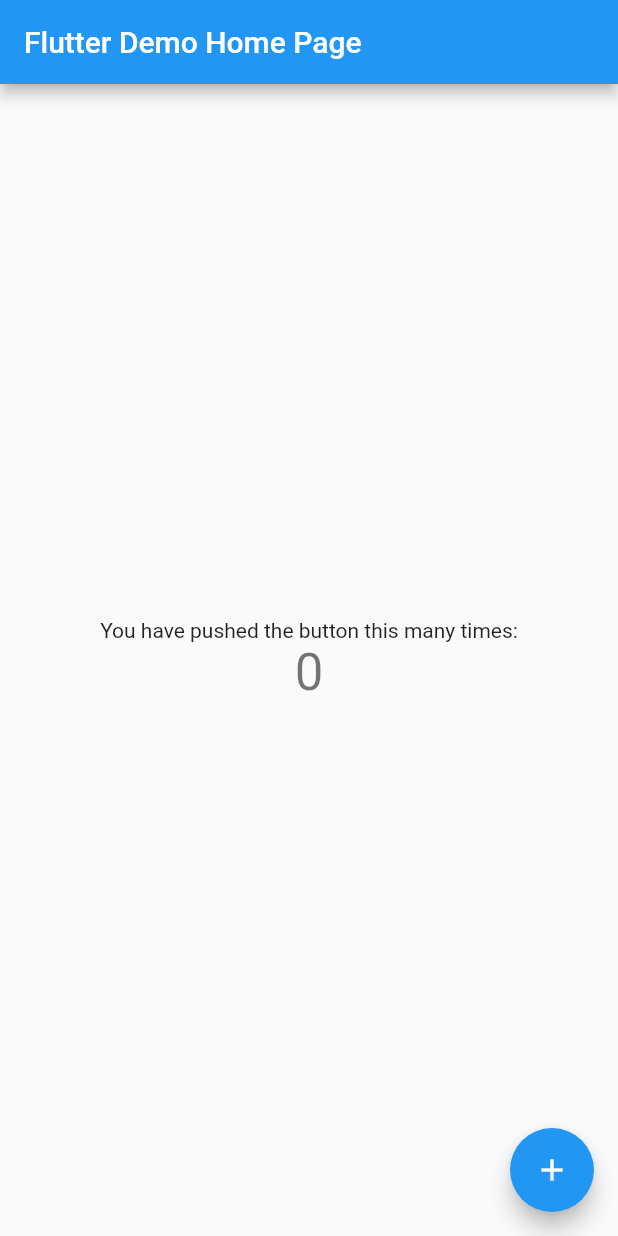
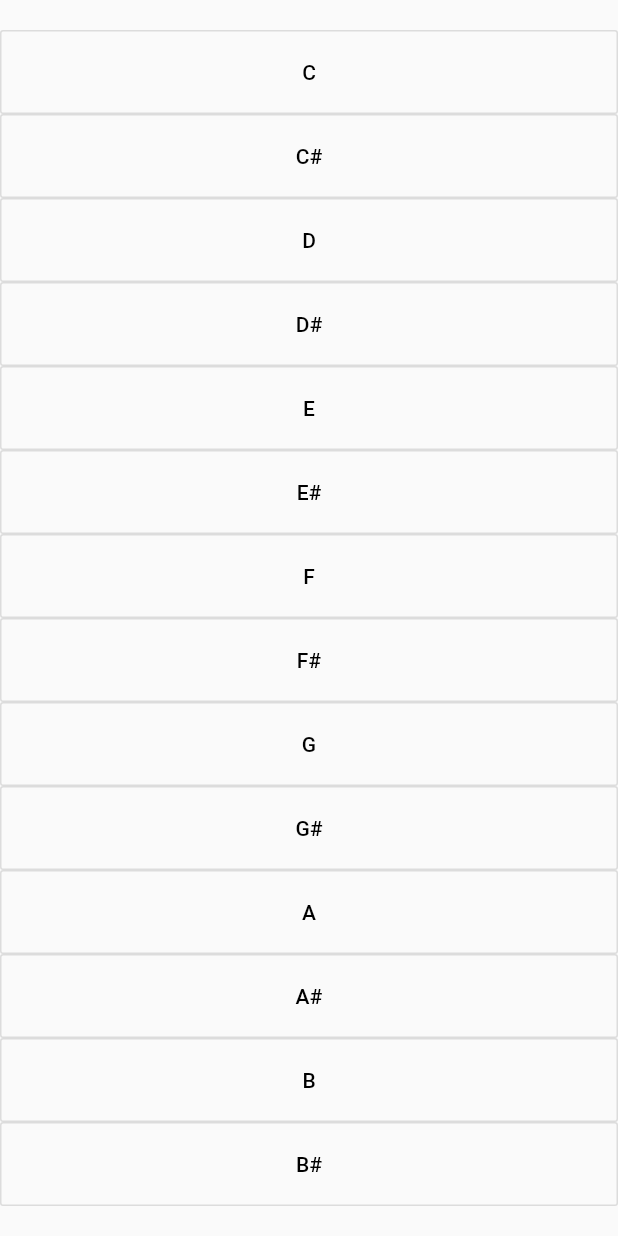
Before and after one commit to eoanodea/flutter-keyboard, a Flutter app: the screen it shows after launch, on a phone screen of 412 x 824 dp. Run offline on Flutter 3.47's test engine with Material 2 defaults, Android fonts, the phone set to English and light mode, and no system bars; our stand-ins replace audioplayers.

Commit message:
Ran ios build, updated notes on keys and colour of each note to white

```diff
--- a/lib/main.dart
+++ b/lib/main.dart
@@ -1,113 +1,79 @@
+import 'package:audioplayers/audio_cache.dart';
 import 'package:flutter/material.dart';
 
-void main() {
-  runApp(MyApp());
-}
+void main() => runApp(PianoApp());
 
-class MyApp extends StatelessWidget {
-  // This widget is the root of your application.
+class PianoApp extends StatelessWidget {
+  /// Initialise audio cache
+  static AudioCache player = AudioCache();
+
+  /// Create a list of colours
+  final List<Color> colors = [
+    Colors.red,
+    Colors.orange,
+    Colors.yellow,
+    Colors.lime,
+    Colors.green,
+    Colors.teal,
+    Colors.blue,
+    Colors.purple
+  ];
+
+  final List<String> notes = [
+    'C',
+    'C#',
+    'D',
+    'D#',
+    'E',
+    'E#',
+    'F',
+    'F#',
+    'G',
+    'G#',
+    'A',
+    'A#',
+    'B',
+    'B#',
+  ];
+
   @override
   Widget build(BuildContext context) {
+    /// play a note depending on it's file name
+    /// expects an integer as a parameter
+    void playNote(int note) {
+      player.play('${notes[note]}.mp3');
+    }
+
+    // playNote();
+
+    /// Renders a single key to the screen
+    Widget renderKey(int i) {
+      return Expanded(
+        // child: GestureDetector(
+        // onTap: () => print('press!'),
+        child: OutlineButton(
+          textColor: Colors.black,
+          onPressed: () => playNote(i),
+          child: Text('${notes[i]}'),
+        ),
+        // ),
+      );
+    }
+
     return MaterialApp(
-      title: 'Flutter Demo',
-      theme: ThemeData(
-        // This is the theme of your application.
-        //
-        // Try running your application with "flutter run". You'll see the
-        // application has a blue toolbar. Then, without quitting the app, try
-        // changing the primarySwatch below to Colors.green and then invoke
-        // "hot reload" (press "r" in the console where you ran "flutter run",
-        // or simply save your changes to "hot reload" in a Flutter IDE).
-        // Notice that the counter didn't reset back to zero; the application
-        // is not restarted.
-        primarySwatch: Colors.blue,
-      ),
-      home: MyHomePage(title: 'Flutter Demo Home Page'),
+      home: Scaffold(
+          body: SafeArea(
+        child: Container(
+          margin: EdgeInsets.only(top: 20.0, bottom: 20.0),
+          child: Column(
+            crossAxisAlignment: CrossAxisAlignment.stretch,
+            mainAxisAlignment: MainAxisAlignment.spaceEvenly,
+            children: <Widget>[
+              for (var i = 0; i < notes.length; i++) renderKey(i)
+            ],
+          ),
+        ),
+      )),
     );
   }
 }
-
-class MyHomePage extends StatefulWidget {
-  MyHomePage({Key key, this.title}) : super(key: key);
-
-  // This widget is the home page of your application. It is stateful, meaning
-  // that it has a State object (defined below) that contains fields that affect
-  // how it looks.
-
-  // This class is the configuration for the state. It holds the values (in this
-  // case the title) provided by the parent (in this case the App widget) and
-  // used by the build method of the State. Fields in a Widget subclass are
-  // always marked "final".
-
-  final String title;
-
-  @override
-  _MyHomePageState createState() => _MyHomePageState();
-}
-
-class _MyHomePageState extends State<MyHomePage> {
-  int _counter = 0;
-
-  void _incrementCounter() {
-    setState(() {
-      // This call to setState tells the Flutter framework that something has
-      // changed in this State, which causes it to rerun the build method below
-      // so that the display can reflect the updated values. If we changed
-      // _counter without calling setState(), then the build method would not be
-      // called again, and so nothing would appear to happen.
-      _counter++;
-    });
-  }
-
-  @override
-  Widget build(BuildContext context) {
-    // This method is rerun every time setState is called, for instance as done
-    // by the _incrementCounter method above.
-    //
-    // The Flutter framework has been optimized to make rerunning build methods
-    // fast, so that you can just rebuild anything that needs updating rather
-    // than having to individually change instances of widgets.
-    return Scaffold(
-      appBar: AppBar(
-        // Here we take the value from the MyHomePage object that was created by
-        // the App.build method, and use it to set our appbar title.
-        title: Text(widget.title),
-      ),
-      body: Center(
-        // Center is a layout widget. It takes a single child and positions it
-        // in the middle of the parent.
-        child: Column(
-          // Column is also a layout widget. It takes a list of children and
-          // arranges them vertically. By default, it sizes itself to fit its
-          // children horizontally, and tries to be as tall as its parent.
-          //
-          // Invoke "debug painting" (press "p" in the console, choose the
-          // "Toggle Debug Paint" action from the Flutter Inspector in Android
-          // Studio, or the "Toggle Debug Paint" command in Visual Studio Code)
-          // to see the wireframe for each widget.
-          //
-          // Column has various properties to control how it sizes itself and
-          // how it positions its children. Here we use mainAxisAlignment to
-          // center the children vertically; the main axis here is the vertical
-          // axis because Columns are vertical (the cross axis would be
-          // horizontal).
-          mainAxisAlignment: MainAxisAlignment.center,
-          children: <Widget>[
-            Text(
-              'You have pushed the button this many times:',
-            ),
-            Text(
-              '$_counter',
-              style: Theme.of(context).textTheme.headline4,
-            ),
-          ],
-        ),
-      ),
-      floatingActionButton: FloatingActionButton(
-        onPressed: _incrementCounter,
-        tooltip: 'Increment',
-        child: Icon(Icons.add),
-      ), // This trailing comma makes auto-formatting nicer for build methods.
-    );
-  }
-}
```
Also changed, not shown: pubspec.yaml (+4 -6 lines), pubspec.lock, 4 other files.
